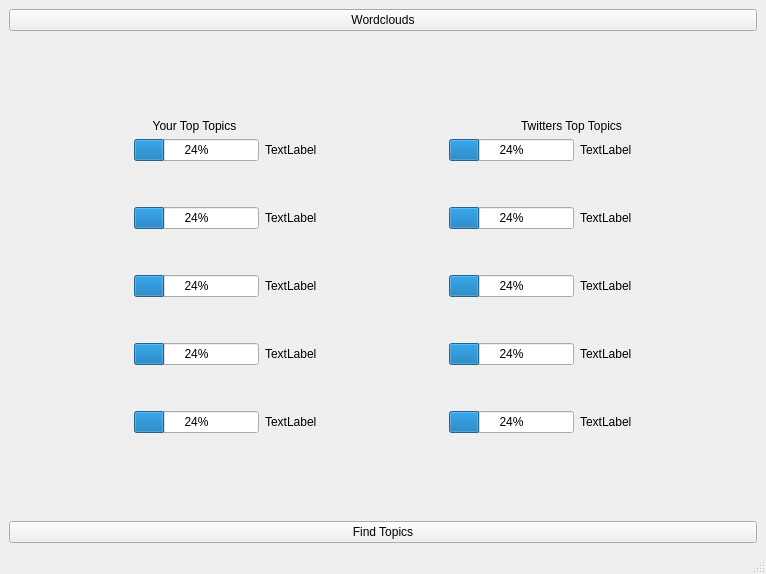
The window that code/pyqt-help-vj/toptopics.ui (jfitz02/3yp-report) describes before a commit, drawn with Qt 5.
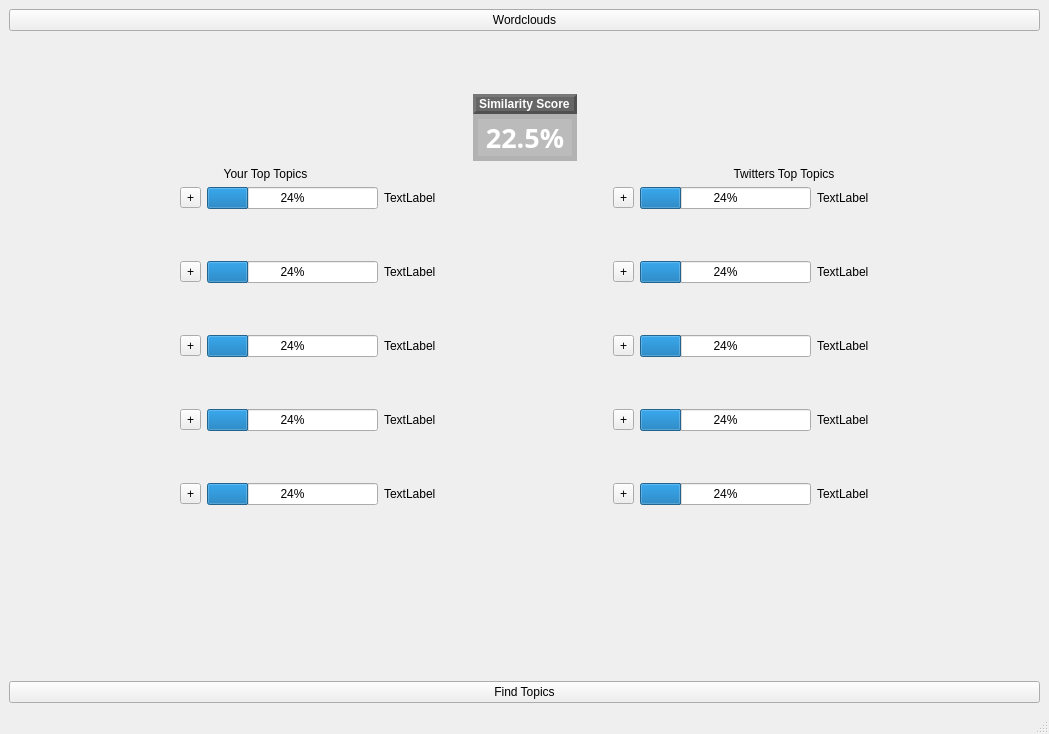
The same window after the commit.

Commit message: fixed button in loop issue and finished UI

Patch:
```diff
--- a/code/pyqt-help-vj/toptopics.ui
+++ b/code/pyqt-help-vj/toptopics.ui
@@ -6,8 +6,8 @@
    <rect>
     <x>0</x>
     <y>0</y>
-    <width>766</width>
-    <height>574</height>
+    <width>1049</width>
+    <height>734</height>
    </rect>
   </property>
   <property name="windowTitle">
@@ -25,17 +25,88 @@
        </widget>
       </item>
       <item>
-       <spacer name="verticalSpacer">
-        <property name="orientation">
-         <enum>Qt::Vertical</enum>
+       <layout class="QGridLayout" name="gridLayout_5">
+        <property name="verticalSpacing">
+         <number>0</number>
         </property>
-        <property name="sizeHint" stdset="0">
-         <size>
-          <width>20</width>
-          <height>40</height>
-         </size>
-        </property>
-       </spacer>
+        <item row="0" column="1">
+         <spacer name="verticalSpacer_7">
+          <property name="orientation">
+           <enum>Qt::Vertical</enum>
+          </property>
+          <property name="sizeHint" stdset="0">
+           <size>
+            <width>20</width>
+            <height>40</height>
+           </size>
+          </property>
+         </spacer>
+        </item>
+        <item row="1" column="2">
+         <spacer name="horizontalSpacer_5">
+          <property name="orientation">
+           <enum>Qt::Horizontal</enum>
+          </property>
+          <property name="sizeHint" stdset="0">
+           <size>
+            <width>40</width>
+            <height>20</height>
+           </size>
+          </property>
+         </spacer>
+        </item>
+        <item row="1" column="1">
+         <widget class="QLabel" name="sim_title">
+          <property name="styleSheet">
+           <string notr="true">QLabel {font-weight: 500;letter-spacing: 0.025rem;font-style: normal;text-transform: capitalize;color: #FFFFFF;background-color: #666666;border-width: 3px; border-color: #505050; border-style: outset;}</string>
+          </property>
+          <property name="text">
+           <string>Similarity Score</string>
+          </property>
+         </widget>
+        </item>
+        <item row="2" column="1">
+         <widget class="QLabel" name="similarity">
+          <property name="sizePolicy">
+           <sizepolicy hsizetype="Preferred" vsizetype="Preferred">
+            <horstretch>0</horstretch>
+            <verstretch>0</verstretch>
+           </sizepolicy>
+          </property>
+          <property name="font">
+           <font>
+            <family>Poppins</family>
+            <pointsize>20</pointsize>
+            <weight>62</weight>
+            <italic>false</italic>
+            <bold>true</bold>
+           </font>
+          </property>
+          <property name="styleSheet">
+           <string notr="true">QLabel {font-weight: 500;letter-spacing: 0.025rem;font-style: normal;text-transform: capitalize;color: #FFFFFF;background-color: #bbbbbb; border-style:solid; border-width:5px; border-color:#b2b2b2;}</string>
+          </property>
+          <property name="text">
+           <string>22.5%</string>
+          </property>
+          <property name="alignment">
+           <set>Qt::AlignCenter</set>
+          </property>
+         </widget>
+        </item>
+        <item row="1" column="0">
+         <spacer name="horizontalSpacer_4">
+          <property name="orientation">
+           <enum>Qt::Horizontal</enum>
+          </property>
+          <property name="sizeHint" stdset="0">
+           <size>
+            <width>40</width>
+            <height>20</height>
+           </size>
+          </property>
+         </spacer>
+        </item>
+       </layout>
       </item>
       <item>
        <layout class="QHBoxLayout" name="horizontalLayout_5">
@@ -63,28 +134,102 @@
       </item>
       <item>
        <layout class="QGridLayout" name="gridLayout_2">
+        <item row="6" column="3">
+         <widget class="QLabel" name="yl4">
+          <property name="text">
+           <string>TextLabel</string>
+          </property>
+         </widget>
+        </item>
+        <item row="6" column="5">
+         <widget class="QToolButton" name="expt4">
+          <property name="text">
+           <string>+</string>
+          </property>
+         </widget>
+        </item>
+        <item row="5" column="3">
+         <spacer name="verticalSpacer_4">
+          <property name="orientation">
+           <enum>Qt::Vertical</enum>
+          </property>
+          <property name="sizeHint" stdset="0">
+           <size>
+            <width>20</width>
+            <height>40</height>
+           </size>
+          </property>
+         </spacer>
+        </item>
+        <item row="2" column="4">
+         <spacer name="horizontalSpacer">
+          <property name="orientation">
+           <enum>Qt::Horizontal</enum>
+          </property>
+          <property name="sizeHint" stdset="0">
+           <size>
+            <width>30</width>
+            <height>20</height>
+           </size>
+          </property>
+         </spacer>
+        </item>
+        <item row="6" column="7">
+         <widget class="QLabel" name="tl4">
+          <property name="text">
+           <string>TextLabel</string>
+          </property>
+         </widget>
+        </item>
+        <item row="0" column="2">
+         <widget class="QProgressBar" name="yprog1">
+          <property name="value">
+           <number>24</number>
+          </property>
+         </widget>
+        </item>
+        <item row="2" column="5">
+         <widget class="QToolButton" name="expt2">
+          <property name="text">
+           <string>+</string>
+          </property>
+         </widget>
+        </item>
         <item row="6" column="1">
-         <widget class="QProgressBar" name="yprog4">
-          <property name="value">
-           <number>24</number>
+         <widget class="QToolButton" name="expy4">
+          <property name="text">
+           <string>+</string>
           </property>
          </widget>
         </item>
-        <item row="8" column="4">
-         <widget class="QProgressBar" name="tprog5">
-          <property name="value">
-           <number>24</number>
+        <item row="1" column="2">
+         <widget class="QLabel" name="ysub1">
+          <property name="text">
+           <string/>
           </property>
          </widget>
         </item>
-        <item row="2" column="1">
-         <widget class="QProgressBar" name="yprog2">
-          <property name="value">
-           <number>24</number>
+        <item row="0" column="0">
+         <spacer name="horizontalSpacer_2">
+          <property name="orientation">
+           <enum>Qt::Horizontal</enum>
           </property>
+          <property name="sizeHint" stdset="0">
+           <size>
+            <width>40</width>
+            <height>20</height>
+           </size>
+          </property>
+         </spacer>
+        </item>
+        <item row="1" column="6">
+         <widget class="QLabel" name="tsub1">
+          <property name="text">
+           <string/>
+          </property>
          </widget>
         </item>
-        <item row="2" column="2">
+        <item row="2" column="3">
          <widget class="QLabel" name="yl2">
           <property name="text">
            <string>TextLabel</string>
@@ -92,47 +237,35 @@
          </widget>
         </item>
         <item row="8" column="5">
-         <widget class="QLabel" name="tl5">
+         <widget class="QToolButton" name="expt5">
           <property name="text">
-           <string>TextLabel</string>
+           <string>+</string>
           </property>
          </widget>
         </item>
-        <item row="1" column="2">
-         <spacer name="verticalSpacer_2">
-          <property name="orientation">
-           <enum>Qt::Vertical</enum>
-          </property>
-          <property name="sizeHint" stdset="0">
-           <size>
-            <width>20</width>
-            <height>40</height>
-           </size>
-          </property>
-         </spacer>
-        </item>
-        <item row="2" column="5">
+        <item row="2" column="7">
          <widget class="QLabel" name="tl2">
           <property name="text">
            <string>TextLabel</string>
           </property>
          </widget>
         </item>
-        <item row="0" column="0">
-         <spacer name="horizontalSpacer_2">
-          <property name="orientation">
-           <enum>Qt::Horizontal</enum>
+        <item row="8" column="1">
+         <widget class="QToolButton" name="expy5">
+          <property name="text">
+           <string>+</string>
           </property>
-          <property name="sizeHint" stdset="0">
-           <size>
-            <width>30</width>
-            <height>20</height>
-           </size>
+         </widget>
+        </item>
+        <item row="2" column="6">
+         <widget class="QProgressBar" name="tprog2">
+          <property name="value">
+           <number>24</number>
           </property>
-         </spacer>
+         </widget>
         </item>
-        <item row="5" column="2">
-         <spacer name="verticalSpacer_4">
+        <item row="3" column="3">
+         <spacer name="verticalSpacer_3">
           <property name="orientation">
            <enum>Qt::Vertical</enum>
           </property>
@@ -144,42 +277,58 @@
           </property>
          </spacer>
         </item>
-        <item row="6" column="5">
-         <widget class="QLabel" name="tl4">
-          <property name="text">
-           <string>TextLabel</string>
-          </property>
-         </widget>
-        </item>
-        <item row="0" column="4">
-         <widget class="QProgressBar" name="tprog1">
-          <property name="value">
-           <number>24</number>
-          </property>
-         </widget>
-        </item>
         <item row="0" column="1">
-         <widget class="QProgressBar" name="yprog1">
+         <widget class="QToolButton" name="expy1">
+          <property name="text">
+           <string>+</string>
+          </property>
+         </widget>
+        </item>
+        <item row="4" column="2">
+         <widget class="QProgressBar" name="yprog3">
           <property name="value">
            <number>24</number>
           </property>
          </widget>
         </item>
-        <item row="0" column="5">
-         <widget class="QLabel" name="tl1">
+        <item row="5" column="6">
+         <widget class="QLabel" name="tsub3">
+          <property name="text">
+           <string/>
+          </property>
+         </widget>
+        </item>
+        <item row="4" column="7">
+         <widget class="QLabel" name="tl3">
           <property name="text">
            <string>TextLabel</string>
           </property>
          </widget>
         </item>
-        <item row="0" column="2">
+        <item row="0" column="8">
+         <spacer name="horizontalSpacer_3">
+          <property name="orientation">
+           <enum>Qt::Horizontal</enum>
+          </property>
+          <property name="sizeHint" stdset="0">
+           <size>
+            <width>30</width>
+            <height>20</height>
+           </size>
+          </property>
+         </spacer>
+        </item>
+        <item row="0" column="3">
          <widget class="QLabel" name="yl1">
+          <property name="styleSheet">
+           <string notr="true"/>
+          </property>
           <property name="text">
            <string>TextLabel</string>
           </property>
          </widget>
         </item>
-        <item row="7" column="2">
+        <item row="7" column="3">
          <spacer name="verticalSpacer_5">
           <property name="orientation">
            <enum>Qt::Vertical</enum>
@@ -192,35 +341,71 @@
           </property>
          </spacer>
         </item>
+        <item row="0" column="5">
+         <widget class="QToolButton" name="expt1">
+          <property name="text">
+           <string>+</string>
+          </property>
+         </widget>
+        </item>
+        <item row="7" column="6">
+         <widget class="QLabel" name="tsub4">
+          <property name="text">
+           <string/>
+          </property>
+         </widget>
+        </item>
+        <item row="8" column="7">
+         <widget class="QLabel" name="tl5">
+          <property name="text">
+           <string>TextLabel</string>
+          </property>
+         </widget>
+        </item>
+        <item row="4" column="1">
+         <widget class="QToolButton" name="expy3">
+          <property name="text">
+           <string>+</string>
+          </property>
+         </widget>
+        </item>
+        <item row="2" column="1">
+         <widget class="QToolButton" name="expy2">
+          <property name="text">
+           <string>+</string>
+          </property>
+         </widget>
+        </item>
+        <item row="3" column="6">
+         <widget class="QLabel" name="tsub2">
+          <property name="text">
+           <string/>
+          </property>
+         </widget>
+        </item>
+        <item row="0" column="7">
+         <widget class="QLabel" name="tl1">
+          <property name="text">
+           <string>TextLabel</string>
+          </property>
+         </widget>
+        </item>
         <item row="4" column="5">
-         <widget class="QLabel" name="tl3">
+         <widget class="QToolButton" name="expt3">
           <property name="text">
-           <string>TextLabel</string>
+           <string>+</string>
           </property>
          </widget>
         </item>
-        <item row="2" column="3">
-         <spacer name="horizontalSpacer">
-          <property name="orientation">
-           <enum>Qt::Horizontal</enum>
-          </property>
-          <property name="sizeHint" stdset="0">
-           <size>
-            <width>30</width>
-            <height>20</height>
-           </size>
-          </property>
-         </spacer>
-        </item>
-        <item row="8" column="2">
+        <item row="8" column="3">
          <widget class="QLabel" name="yl5">
           <property name="text">
            <string>TextLabel</string>
           </property>
          </widget>
         </item>
-        <item row="3" column="2">
-         <spacer name="verticalSpacer_3">
+        <item row="1" column="3">
+         <spacer name="verticalSpacer_2">
           <property name="orientation">
            <enum>Qt::Vertical</enum>
           </property>
@@ -232,68 +417,110 @@
           </property>
          </spacer>
         </item>
-        <item row="0" column="6">
-         <spacer name="horizontalSpacer_3">
-          <property name="orientation">
-           <enum>Qt::Horizontal</enum>
+        <item row="4" column="6">
+         <widget class="QProgressBar" name="tprog3">
+          <property name="value">
+           <number>24</number>
           </property>
-          <property name="sizeHint" stdset="0">
-           <size>
-            <width>30</width>
-            <height>20</height>
-           </size>
-          </property>
-         </spacer>
+         </widget>
         </item>
         <item row="6" column="2">
-         <widget class="QLabel" name="yl4">
-          <property name="text">
-           <string>TextLabel</string>
+         <widget class="QProgressBar" name="yprog4">
+          <property name="value">
+           <number>24</number>
           </property>
          </widget>
         </item>
-        <item row="4" column="1">
-         <widget class="QProgressBar" name="yprog3">
+        <item row="0" column="6">
+         <widget class="QProgressBar" name="tprog1">
           <property name="value">
            <number>24</number>
           </property>
          </widget>
         </item>
-        <item row="6" column="4">
+        <item row="2" column="2">
+         <widget class="QProgressBar" name="yprog2">
+          <property name="value">
+           <number>24</number>
+          </property>
+         </widget>
+        </item>
+        <item row="8" column="6">
+         <widget class="QProgressBar" name="tprog5">
+          <property name="value">
+           <number>24</number>
+          </property>
+         </widget>
+        </item>
+        <item row="6" column="6">
          <widget class="QProgressBar" name="tprog4">
           <property name="value">
            <number>24</number>
           </property>
          </widget>
         </item>
-        <item row="8" column="1">
-         <widget class="QProgressBar" name="yprog5">
-          <property name="value">
-           <number>24</number>
-          </property>
-         </widget>
-        </item>
-        <item row="4" column="2">
+        <item row="4" column="3">
          <widget class="QLabel" name="yl3">
           <property name="text">
            <string>TextLabel</string>
           </property>
          </widget>
         </item>
-        <item row="2" column="4">
-         <widget class="QProgressBar" name="tprog2">
+        <item row="8" column="2">
+         <widget class="QProgressBar" name="yprog5">
           <property name="value">
            <number>24</number>
           </property>
          </widget>
         </item>
-        <item row="4" column="4">
-         <widget class="QProgressBar" name="tprog3">
-          <property name="value">
-           <number>24</number>
+        <item row="3" column="2">
+         <widget class="QLabel" name="ysub2">
+          <property name="text">
+           <string/>
           </property>
          </widget>
         </item>
+        <item row="5" column="2">
+         <widget class="QLabel" name="ysub3">
+          <property name="text">
+           <string/>
+          </property>
+         </widget>
+        </item>
+        <item row="7" column="2">
+         <widget class="QLabel" name="ysub4">
+          <property name="text">
+           <string/>
+          </property>
+         </widget>
+        </item>
+        <item row="9" column="2">
+         <widget class="QLabel" name="ysub5">
+          <property name="text">
+           <string/>
+          </property>
+         </widget>
+        </item>
+        <item row="9" column="6">
+         <widget class="QLabel" name="tsub5">
+          <property name="text">
+           <string/>
+          </property>
+         </widget>
+        </item>
+        <item row="9" column="3">
+         <spacer name="verticalSpacer">
+          <property name="orientation">
+           <enum>Qt::Vertical</enum>
+          </property>
+          <property name="sizeHint" stdset="0">
+           <size>
+            <width>20</width>
+            <height>40</height>
+           </size>
+          </property>
+         </spacer>
+        </item>
        </layout>
       </item>
       <item>
```
Left out of the diff: 2 changed lines with no effect on the pictures. The commit also changes 2 other files.
